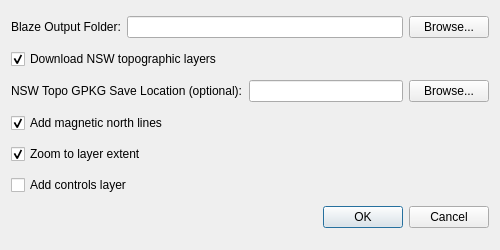
Before: the Qt Designer form qgis_plugin/blaze_loader/blaze_loader_dialog_base.ui in Trailblaze-Software/Blaze, drawn with Qt 5.
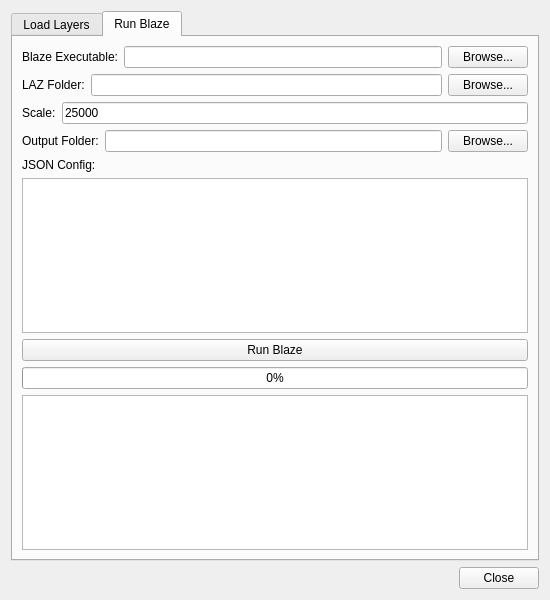
After: the same form once the commit is applied. The open tabs and pages were chosen to show the change.

Commit message: Run blaze in plugin

Patch:
```diff
--- a/qgis_plugin/blaze_loader/blaze_loader_dialog_base.ui
+++ b/qgis_plugin/blaze_loader/blaze_loader_dialog_base.ui
@@ -6,14 +6,24 @@
    <rect>
     <x>0</x>
     <y>0</y>
-    <width>500</width>
-    <height>250</height>
+    <width>550</width>
+    <height>600</height>
    </rect>
   </property>
   <property name="windowTitle">
    <string>Blaze Map Loader</string>
   </property>
-  <layout class="QVBoxLayout" name="verticalLayout">
+  <layout class="QVBoxLayout" name="verticalLayout_3">
+   <item>
+    <widget class="QTabWidget" name="tabWidget">
+     <property name="currentIndex">
+      <number>0</number>
+     </property>
+     <widget class="QWidget" name="loadLayersTab">
+      <attribute name="title">
+       <string>Load Layers</string>
+      </attribute>
+      <layout class="QVBoxLayout" name="verticalLayout_2">
    <item>
     <layout class="QHBoxLayout" name="folderLayout">
      <item>
@@ -97,12 +107,152 @@
     </widget>
    </item>
    <item>
-    <widget class="QDialogButtonBox" name="buttonBox">
+        <spacer name="verticalSpacer">
      <property name="orientation">
-      <enum>Qt::Horizontal</enum>
-     </property>
+          <enum>Qt::Vertical</enum>
+         </property>
+         <property name="sizeHint" stdset="0">
+          <size>
+           <width>20</width>
+           <height>40</height>
+          </size>
+         </property>
+        </spacer>
+       </item>
+       <item>
+        <widget class="QPushButton" name="loadButton">
+         <property name="text">
+          <string>Load Layers</string>
+         </property>
+        </widget>
+       </item>
+      </layout>
+     </widget>
+     <widget class="QWidget" name="runBlazeTab">
+      <attribute name="title">
+       <string>Run Blaze</string>
+      </attribute>
+      <layout class="QVBoxLayout" name="verticalLayout">
+       <item>
+        <layout class="QHBoxLayout" name="exeLayout">
+         <item>
+          <widget class="QLabel" name="exeLabel">
+           <property name="text">
+            <string>Blaze Executable:</string>
+           </property>
+          </widget>
+         </item>
+         <item>
+          <widget class="QLineEdit" name="blazeExeLineEdit"/>
+         </item>
+         <item>
+          <widget class="QPushButton" name="blazeExeBrowseButton">
+           <property name="text">
+            <string>Browse...</string>
+           </property>
+          </widget>
+         </item>
+        </layout>
+       </item>
+       <item>
+        <layout class="QHBoxLayout" name="horizontalLayout">
+         <item>
+          <widget class="QLabel" name="label">
+           <property name="text">
+            <string>LAZ Folder:</string>
+           </property>
+          </widget>
+         </item>
+         <item>
+          <widget class="QLineEdit" name="lazFolderLineEdit"/>
+         </item>
+         <item>
+          <widget class="QPushButton" name="lazFolderBrowseButton">
+           <property name="text">
+            <string>Browse...</string>
+           </property>
+          </widget>
+         </item>
+        </layout>
+       </item>
+       <item>
+        <layout class="QHBoxLayout" name="horizontalLayout_2">
+         <item>
+          <widget class="QLabel" name="label_2">
+           <property name="text">
+            <string>Scale:</string>
+           </property>
+          </widget>
+         </item>
+         <item>
+          <widget class="QLineEdit" name="scaleLineEdit">
+           <property name="text">
+            <string>25000</string>
+           </property>
+          </widget>
+         </item>
+        </layout>
+       </item>
+       <item>
+        <layout class="QHBoxLayout" name="runOutputLayout">
+         <item>
+          <widget class="QLabel" name="runOutputLabel">
+           <property name="text">
+            <string>Output Folder:</string>
+           </property>
+          </widget>
+         </item>
+         <item>
+          <widget class="QLineEdit" name="runOutputLineEdit"/>
+         </item>
+         <item>
+          <widget class="QPushButton" name="runOutputBrowseButton">
+           <property name="text">
+            <string>Browse...</string>
+           </property>
+          </widget>
+         </item>
+        </layout>
+       </item>
+       <item>
+        <widget class="QLabel" name="label_3">
+         <property name="text">
+          <string>JSON Config:</string>
+         </property>
+        </widget>
+       </item>
+       <item>
+        <widget class="QPlainTextEdit" name="jsonConfigTextEdit"/>
+       </item>
+       <item>
+        <widget class="QPushButton" name="runBlazeButton">
+         <property name="text">
+          <string>Run Blaze</string>
+         </property>
+        </widget>
+       </item>
+       <item>
+        <widget class="QProgressBar" name="runProgressBar">
+         <property name="value">
+          <number>0</number>
+         </property>
+        </widget>
+       </item>
+       <item>
+        <widget class="QPlainTextEdit" name="runLogTextEdit">
+         <property name="readOnly">
+          <bool>true</bool>
+         </property>
+        </widget>
+       </item>
+      </layout>
+     </widget>
+    </widget>
+   </item>
+   <item>
+    <widget class="QDialogButtonBox" name="buttonBox">
      <property name="standardButtons">
-      <set>QDialogButtonBox::Cancel|QDialogButtonBox::Ok</set>
+      <set>QDialogButtonBox::Close</set>
      </property>
     </widget>
    </item>
```
Left out of the diff: 2 changed lines with no effect on the pictures. Lines whose indentation alone changed are shown as unchanged. The commit also changes 6 other files.
